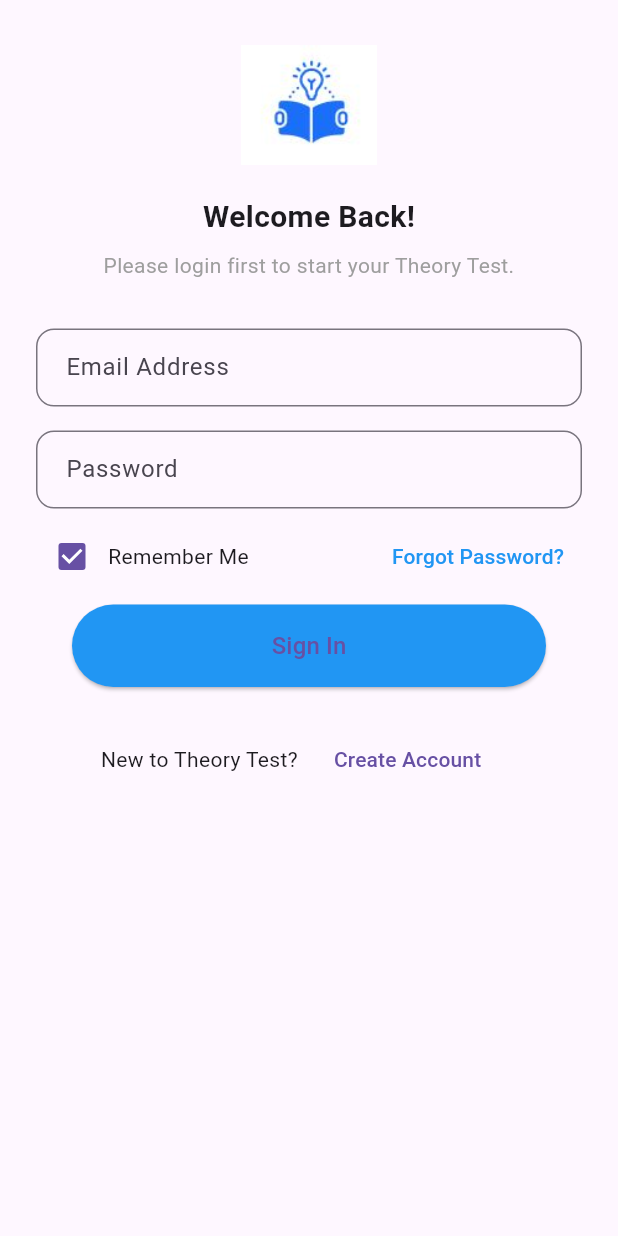
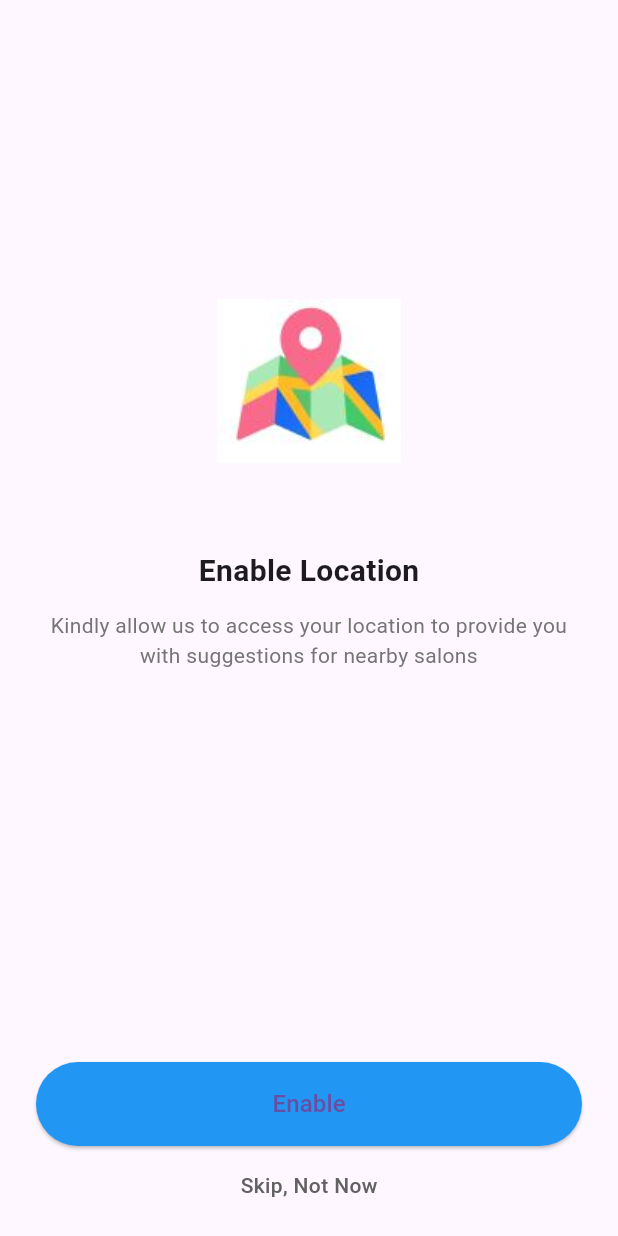
Before and after one commit to csearafat01/sm_technology_assignment, a Flutter app: the SignInScreen screen opened by its route, after a tap on "Sign In", on a phone screen of 412 x 824 dp. Run offline on Flutter 3.47's test engine with Material 3 defaults, Android fonts, the phone set to English and light mode, and no system bars; our stand-ins replace get.

Commit message:
Add Basic UI of enable_location_screen and select_language

```diff
--- a/lib/app/app_routes.dart
+++ b/lib/app/app_routes.dart
@@ -6,7 +6,8 @@ class AppRoutes {
   static const forgotPassword = '/forgot-password';
   static const resetPassword = '/reset-password';
   static const varifyCode = '/verify-code';
-
-
+  static const enableLocation = '/enable-location';
+  static const selectLanguage = '/select-language';
+  static const home = '/home'; // After login
 
 }
--- a/lib/main.dart
+++ b/lib/main.dart
@@ -1,11 +1,13 @@
 import 'package:flutter/material.dart';
 import 'package:get/get.dart';
+import 'package:sm_technology_assignment/screens/enable_location_screen.dart';
 import 'package:sm_technology_assignment/screens/login/forgot_password_screen.dart';
 import 'package:sm_technology_assignment/screens/login/reset_password_screen.dart';
 import 'package:sm_technology_assignment/screens/login/signin_screen.dart';
 import 'package:sm_technology_assignment/screens/login/signup_screen.dart';
 import 'package:sm_technology_assignment/screens/login/verify_code_screen.dart';
 import 'package:sm_technology_assignment/screens/onboarding/onboarding_1.dart';
+import 'package:sm_technology_assignment/screens/onboarding/select_language.dart';
 import 'package:sm_technology_assignment/screens/onboarding/splash_screen.dart';
 
 import 'app/app_routes.dart';
@@ -29,6 +31,9 @@
         GetPage(name: AppRoutes.forgotPassword, page: () => ForgotPasswordScreen()),
         GetPage(name: AppRoutes.resetPassword, page: () => ResetPasswordScreen()),
         GetPage(name: AppRoutes.varifyCode, page: () => VerifyCodeScreen()),
+        GetPage(name: AppRoutes.enableLocation, page: () => EnableLocationScreen()),
+        GetPage(name: AppRoutes.selectLanguage, page: () => SelectLanguageScreen()),
+
       ],
     );
   }
--- /dev/null
+++ b/lib/screens/enable_location_screen.dart
@@ -0,0 +1,73 @@
+import 'package:flutter/material.dart';
+import 'package:get/get.dart';
+
+import '../app/app_routes.dart';
+
+class EnableLocationScreen extends StatelessWidget {
+  const EnableLocationScreen({super.key});
+
+  void _handleEnable() {
+    // TODO: Handle location permission logic (e.g. using geolocator)
+    Get.offAllNamed(AppRoutes.selectLanguage); // Replace with your destination route
+  }
+
+  void _handleSkip() {
+    Get.offAllNamed(AppRoutes.selectLanguage); // Or skip to home
+  }
+
+  @override
+  Widget build(BuildContext context) {
+    return Scaffold(
+      body: SafeArea(
+        child: Padding(
+          padding: const EdgeInsets.symmetric(horizontal: 24),
+          child: Column(
+            mainAxisAlignment: MainAxisAlignment.center,
+            children: [
+              Spacer(flex: 2),
+              Image.asset(
+                'assets/images/location.JPG', // Your location icon image
+                height: 160,
+              ),
+              SizedBox(height: 32),
+              Text(
+                "Enable Location",
+                style: TextStyle(fontSize: 20, fontWeight: FontWeight.bold),
+              ),
+              SizedBox(height: 12),
+              Text(
+                "Kindly allow us to access your location to provide you with suggestions for nearby salons",
+                textAlign: TextAlign.center,
+                style: TextStyle(fontSize: 14, color: Colors.grey[600]),
+              ),
+              Spacer(flex: 3),
+              ElevatedButton(
+                onPressed: _handleEnable,
+                style: ElevatedButton.styleFrom(
+                  minimumSize: Size(double.infinity, 56),
+                  backgroundColor: Colors.blue,
+                  shape: RoundedRectangleBorder(
+                    borderRadius: BorderRadius.circular(30),
+                  ),
+                ),
+                child: const Text("Enable", style: TextStyle(fontSize: 16)),
+              ),
+              SizedBox(height: 16),
+              GestureDetector(
+                onTap: _handleSkip,
+                child: Text(
+                  "Skip, Not Now",
+                  style: TextStyle(
+                    color: Colors.grey[700],
+                    fontWeight: FontWeight.w500,
+                  ),
+                ),
+              ),
+              SizedBox(height: 24),
+            ],
+          ),
+        ),
+      ),
+    );
+  }
+}
--- a/lib/screens/login/signin_screen.dart
+++ b/lib/screens/login/signin_screen.dart
@@ -61,9 +61,7 @@ class SignInScreen extends StatelessWidget {
               const SizedBox(height: 8),
               CustomButton(
                 label: "Sign In",
-                onPressed: () {
-                  // TODO: Sign-in logic
-                },
+                onPressed: () => Get.toNamed(AppRoutes.enableLocation),
               ),
               const SizedBox(height: 16),
               Row(
```
Also changed, not shown: lib/screens/onboarding/select_language.dart (added, +120 -0 lines), assets/images/Afghan.JPG (added), assets/images/Algeria.JPG (added), assets/images/Indonesia.JPG (added), assets/images/Malay.JPG (added), assets/images/US.JPG (added), assets/images/arab.JPG (added), assets/images/location.JPG (added).
